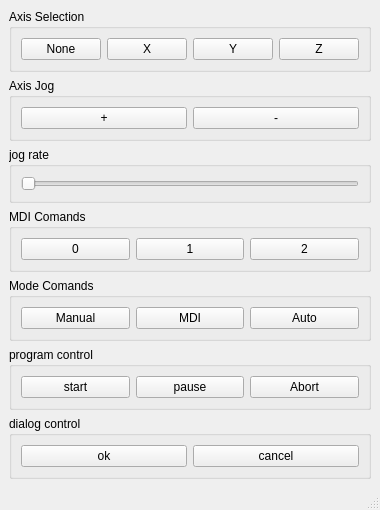
Before: the Qt Designer form configs/sim/gmoccapy/panel.ui in LinuxCNC/linuxcnc, drawn with Qt 5.
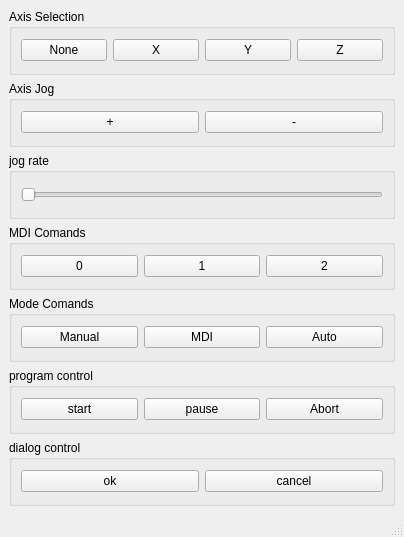
After: the same form once the commit is applied. Custom widgets are drawn as their Qt base class.

Commit message:
test panel - make mode buttons not checkable
The indicator shows state, so we don't need to chow checked state.
in a real panel the buttons would be momentary buttons anyways

What changed in the file:
```diff
--- a/configs/sim/gmoccapy/panel.ui
+++ b/configs/sim/gmoccapy/panel.ui
@@ -6,8 +6,8 @@
    <rect>
     <x>0</x>
     <y>0</y>
-    <width>313</width>
-    <height>467</height>
+    <width>404</width>
+    <height>537</height>
    </rect>
   </property>
   <property name="windowTitle">
@@ -242,7 +242,7 @@
             <string>Auto</string>
            </property>
            <property name="checkable">
-            <bool>true</bool>
+            <bool>false</bool>
            </property>
            <property name="autoExclusive">
             <bool>true</bool>
```
Left out of the diff: 6 changed lines with no effect on the pictures. The commit also changes 2 other files.
